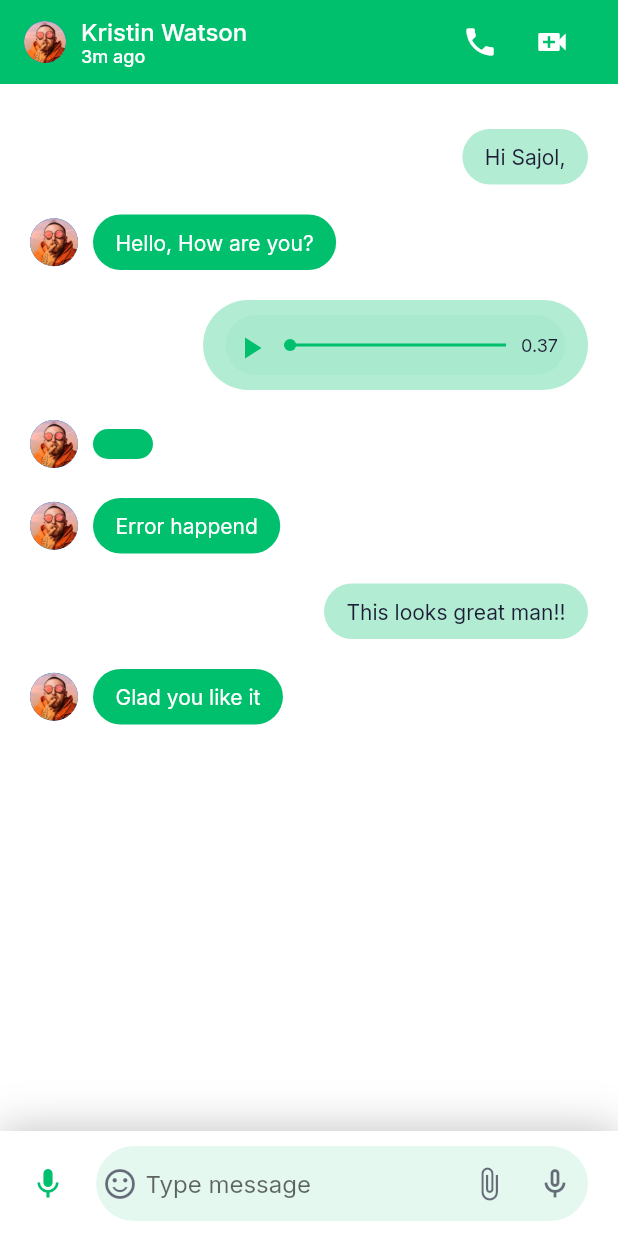
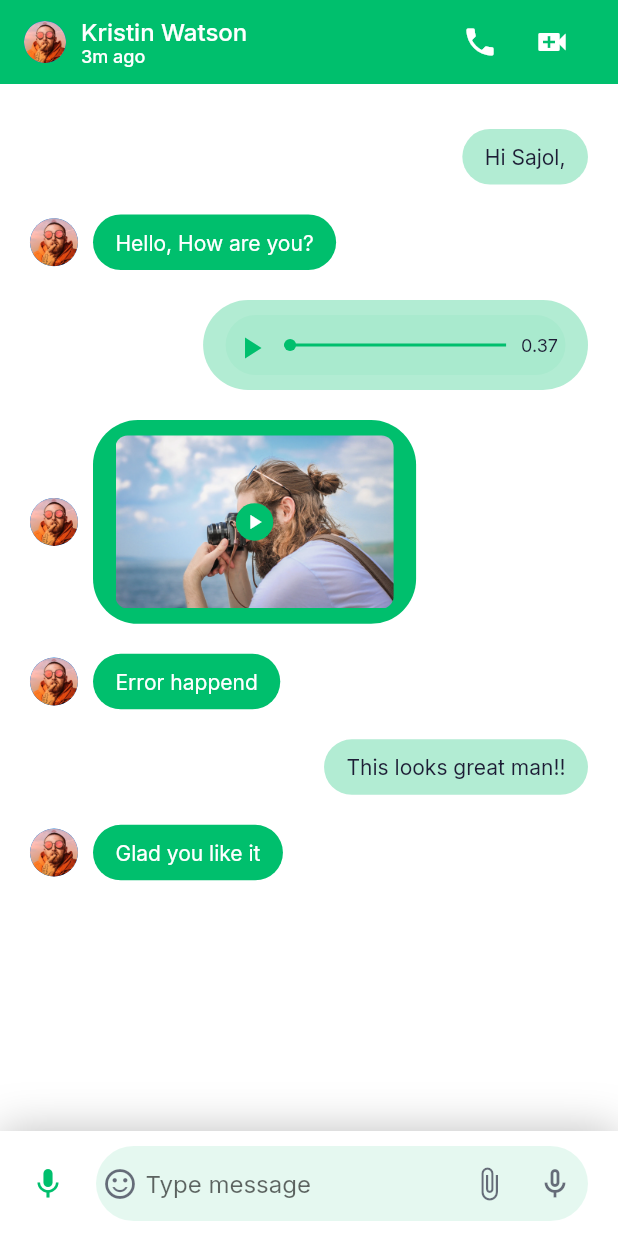
Before and after one commit to TrongBinhLe/flutter-chat_messaging_app, a Flutter app: the MessageScreen screen opened directly, on a phone screen of 412 x 824 dp. Run offline on Flutter 3.47's test engine with Material 2 defaults, Android fonts, the phone set to English and light mode, and no system bars; our stand-ins replace google_fonts.

Commit message:
adding video type of message

```diff
--- a/lib/screens/messages/components/message.dart
+++ b/lib/screens/messages/components/message.dart
@@ -1,4 +1,5 @@
 import 'package:chat/models/ChatMessage.dart';
+import 'package:chat/screens/messages/components/video_message.dart';
 
 import 'package:flutter/material.dart';
 
@@ -19,6 +20,11 @@ class Message extends StatelessWidget {
           break;
         case ChatMessageType.audio:
           return AudioMessage(
+            message: message,
+          );
+          break;
+        case ChatMessageType.video:
+          return VideoMessage(
             message: message,
           );
           break;
--- /dev/null
+++ b/lib/screens/messages/components/video_message.dart
@@ -0,0 +1,42 @@
+import 'package:flutter/material.dart';
+import 'package:chat/models/ChatMessage.dart';
+
+import '../../../constants.dart';
+
+class VideoMessage extends StatelessWidget {
+  final ChatMessage message;
+
+  const VideoMessage({Key key, @required this.message}) : super(key: key);
+
+  @override
+  Widget build(BuildContext context) {
+    return SizedBox(
+      width: MediaQuery.of(context).size.width * 0.45,
+      child: AspectRatio(
+        aspectRatio: 1.6,
+        child: Stack(
+          alignment: Alignment.center,
+          children: [
+            ClipRRect(
+              borderRadius: BorderRadius.circular(8),
+              child: Image.asset("assets/images/Video Place Here.png"),
+            ),
+            Container(
+              height: 25,
+              width: 25,
+              decoration: BoxDecoration(
+                color: kPrimaryColor,
+                shape: BoxShape.circle,
+              ),
+              child: Icon(
+                Icons.play_arrow,
+                size: 16,
+                color: Colors.white,
+              ),
+            ),
+          ],
+        ),
+      ),
+    );
+  }
+}
```
